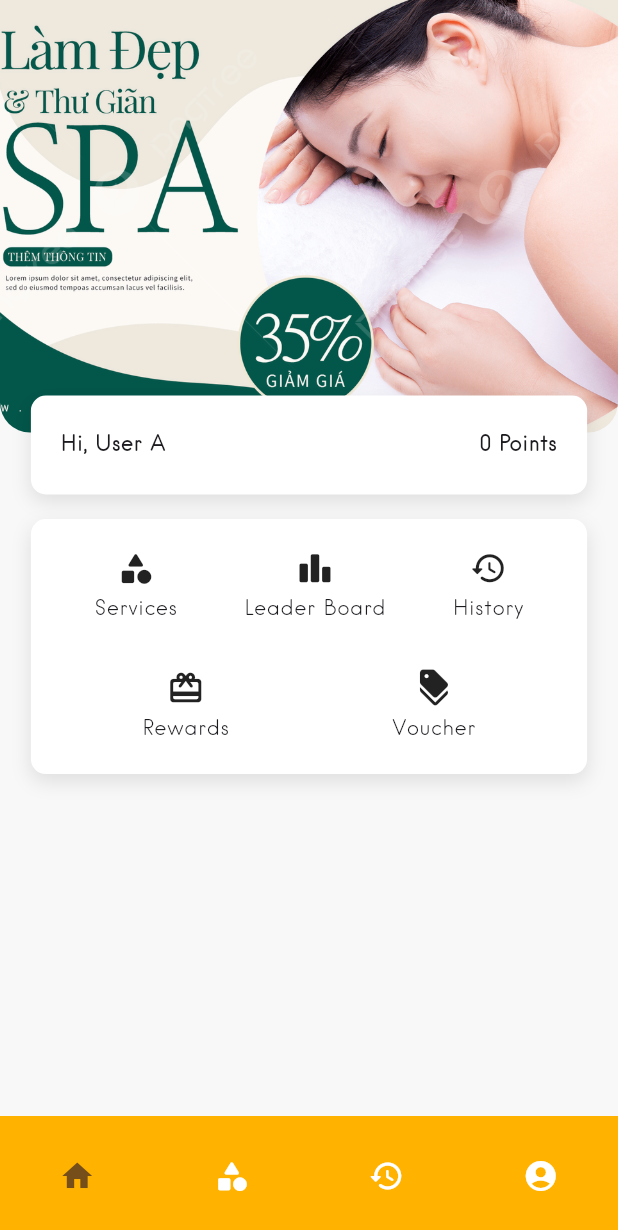
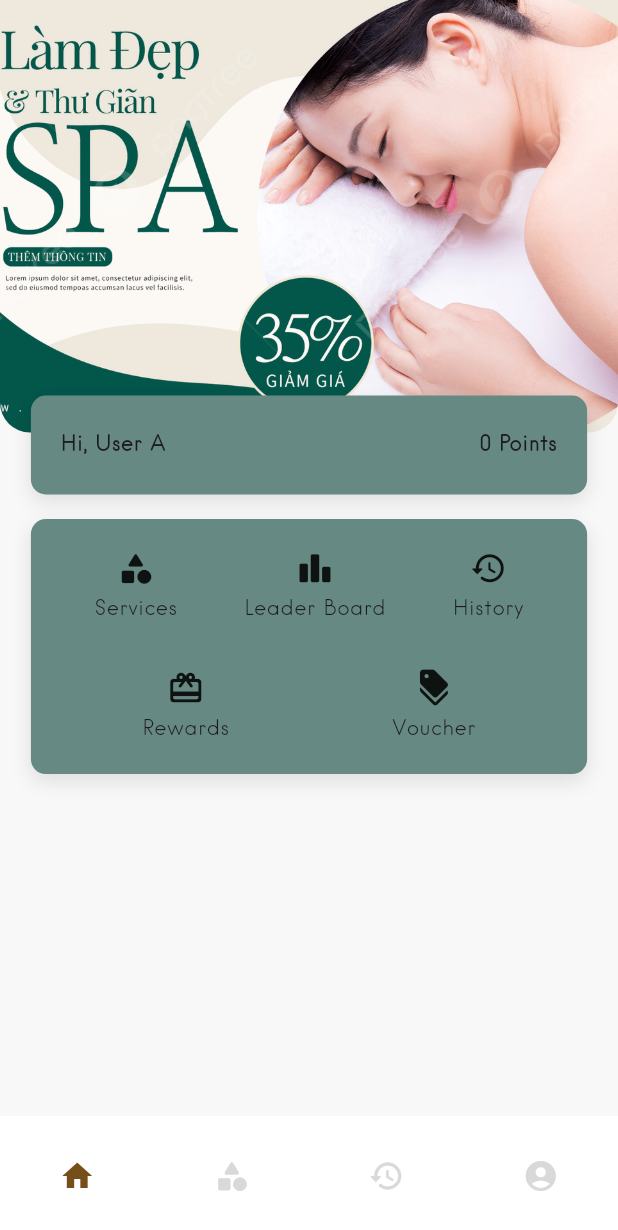
Before and after one commit to fauz2323/royal_spa_mobile, a Flutter app: the screen it shows after launch, after a tap on "Login", on a phone screen of 412 x 824 dp. Shown: the top 1230 px of the screen. Run offline on Flutter 3.47's test engine with Material 3 defaults, Android fonts, the phone set to English and light mode, and no system bars; our stand-ins replace bloc, flutter_bloc, flutter_secure_storage, freezed_annotation, google_fonts.

Commit message:
change color

```diff
--- a/lib/views/history/history_view.dart
+++ b/lib/views/history/history_view.dart
@@ -8,7 +8,7 @@ class HistoryView extends StatelessWidget {
     return Scaffold(
       appBar: AppBar(
         title: const Text('History'),
-        backgroundColor: Colors.white,
+        backgroundColor: const Color(0xfff8f8f8),
         foregroundColor: Colors.black,
         elevation: 0,
         automaticallyImplyLeading: false,
@@ -21,7 +21,7 @@ class HistoryView extends StatelessWidget {
             margin: const EdgeInsets.only(bottom: 12),
             padding: const EdgeInsets.all(12),
             decoration: BoxDecoration(
-              color: Colors.white,
+              color: const Color.fromRGBO(102, 137, 131, 1),
               borderRadius: BorderRadius.circular(8),
               boxShadow: [
                 BoxShadow(
@@ -95,7 +95,7 @@ class HistoryView extends StatelessWidget {
                         // Add detail functionality here
                       },
                       style: ElevatedButton.styleFrom(
-                        backgroundColor: Colors.blue,
+                        backgroundColor: const Color.fromRGBO(166, 138, 100, 1),
                         foregroundColor: Colors.white,
                         padding: const EdgeInsets.symmetric(
                             horizontal: 16, vertical: 8),
--- a/lib/views/home/home_view.dart
+++ b/lib/views/home/home_view.dart
@@ -48,7 +48,8 @@ class HomeView extends StatelessWidget {
               labelBehavior: NavigationDestinationLabelBehavior.alwaysHide,
               destinations: const [
                 NavigationDestination(
-                  icon: Icon(Icons.home, color: Colors.white),
+                  icon:
+                      Icon(Icons.home, color: Color.fromRGBO(217, 217, 217, 1)),
                   label: 'Home',
                   selectedIcon: Icon(
                     Icons.home,
@@ -56,7 +57,8 @@ class HomeView extends StatelessWidget {
                   ),
                 ),
                 NavigationDestination(
-                  icon: Icon(Icons.category_rounded, color: Colors.white),
+                  icon: Icon(Icons.category_rounded,
+                      color: Color.fromRGBO(217, 217, 217, 1)),
                   label: 'Service',
                   selectedIcon: Icon(
                     Icons.category_rounded,
@@ -64,7 +66,8 @@ class HomeView extends StatelessWidget {
                   ),
                 ),
                 NavigationDestination(
-                  icon: Icon(Icons.history_rounded, color: Colors.white),
+                  icon: Icon(Icons.history_rounded,
+                      color: Color.fromRGBO(217, 217, 217, 1)),
                   label: 'History',
                   selectedIcon: Icon(
                     Icons.history_rounded,
@@ -72,7 +75,8 @@ class HomeView extends StatelessWidget {
                   ),
                 ),
                 NavigationDestination(
-                  icon: Icon(Icons.account_circle, color: Colors.white),
+                  icon: Icon(Icons.account_circle,
+                      color: Color.fromRGBO(217, 217, 217, 1)),
                   label: 'Profile',
                   selectedIcon: Icon(
                     Icons.account_circle,
@@ -82,7 +86,7 @@ class HomeView extends StatelessWidget {
               ],
               selectedIndex: index,
               indicatorColor: Colors.transparent,
-              backgroundColor: const Color(0xffFFB200),
+              backgroundColor: const Color.fromRGBO(255, 255, 255, 1),
               onDestinationSelected: (index) {
                 context.read<HomeCubit>().setSelected(index);
               },
--- a/lib/views/home_screen/home_screen_view.dart
+++ b/lib/views/home_screen/home_screen_view.dart
@@ -32,7 +32,7 @@ class HomeScreenView extends StatelessWidget {
                   width: SizeUtils.getWidth(context) * 0.9,
                   height: SizeUtils.getHeight(context) * 0.08,
                   decoration: BoxDecoration(
-                    color: Colors.white,
+                    color: Color.fromRGBO(102, 137, 131, 1),
                     borderRadius: BorderRadius.circular(10),
                     boxShadow: [
                       BoxShadow(
@@ -52,7 +52,7 @@ class HomeScreenView extends StatelessWidget {
                   padding: const EdgeInsets.all(20),
                   width: SizeUtils.getWidth(context) * 0.9,
                   decoration: BoxDecoration(
-                    color: Colors.white,
+                    color: const Color.fromRGBO(102, 137, 131, 1),
                     borderRadius: BorderRadius.circular(10),
                     boxShadow: [
                       BoxShadow(
--- a/lib/views/login/login_view.dart
+++ b/lib/views/login/login_view.dart
@@ -8,7 +8,7 @@ class LoginView extends StatelessWidget {
   @override
   Widget build(BuildContext context) {
     return Scaffold(
-      backgroundColor: Colors.white,
+      backgroundColor: const Color.fromRGBO(217, 217, 217, 1),
       body: SafeArea(
         child: Padding(
           padding: const EdgeInsets.all(24.0),
@@ -48,7 +48,8 @@ class LoginView extends StatelessWidget {
                   ),
                   enabledBorder: OutlineInputBorder(
                     borderRadius: BorderRadius.circular(12),
-                    borderSide: BorderSide(color: Colors.grey[300]!),
+                    borderSide: BorderSide(
+                        color: const Color.fromRGBO(102, 137, 131, 1)!),
                   ),
                   focusedBorder: OutlineInputBorder(
                     borderRadius: BorderRadius.circular(12),
@@ -106,7 +107,7 @@ class LoginView extends StatelessWidget {
                   Navigator.pushNamed(context, '/home');
                 },
                 style: ElevatedButton.styleFrom(
-                  backgroundColor: Colors.green[600],
+                  backgroundColor: const Color.fromRGBO(166, 138, 100, 1),
                   foregroundColor: Colors.white,
                   padding: const EdgeInsets.symmetric(vertical: 16),
                   shape: RoundedRectangleBorder(
```
Also changed, not shown: pubspec.lock, 126 other files.
